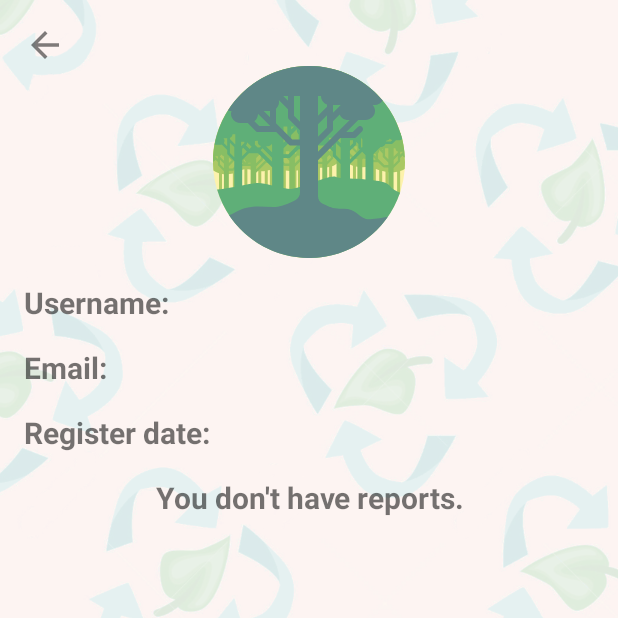
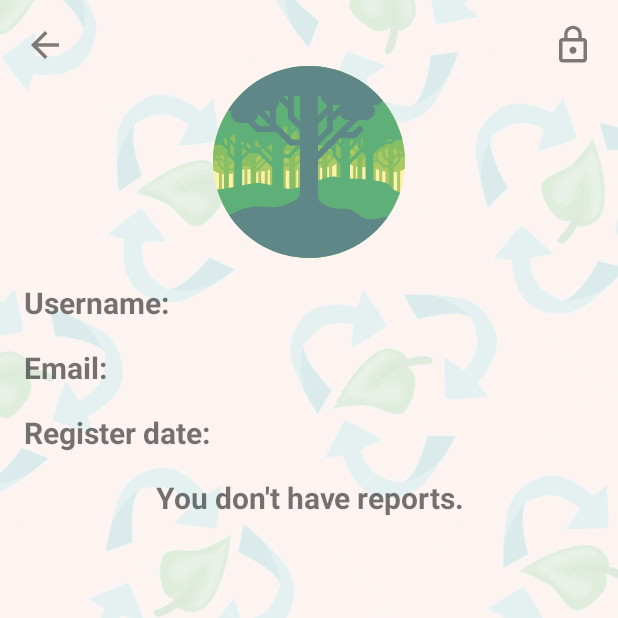
Before and after one commit to AndorSebo/trash_explorer, an Android app: the ProfileActivity screen opened directly, with no data from a screen before it, on a phone screen of 412 x 824 dp, the top half of it. Run offline under Robolectric (Android 15) with nearby library versions, the phone set to English and light mode, and no system bars; our stand-ins replace Volley; network calls fail.

Commit message:
[Android] Jelszó változtatás - felület kész

```diff
--- /dev/null
+++ b/Android/TrashExplorer/app/src/main/res/drawable/ic_lock.xml
@@ -0,0 +1,5 @@
+<vector android:alpha="0.51" android:height="28dp"
+    android:viewportHeight="24.0" android:viewportWidth="24.0"
+    android:width="28dp" xmlns:android="http://schemas.android.com/apk/res/android">
+    <path android:fillColor="#FF000000" android:pathData="M12,17c1.1,0 2,-0.9 2,-2s-0.9,-2 -2,-2 -2,0.9 -2,2 0.9,2 2,2zM18,8h-1L17,6c0,-2.76 -2.24,-5 -5,-5S7,3.24 7,6v2L6,8c-1.1,0 -2,0.9 -2,2v10c0,1.1 0.9,2 2,2h12c1.1,0 2,-0.9 2,-2L20,10c0,-1.1 -0.9,-2 -2,-2zM8.9,6c0,-1.71 1.39,-3.1 3.1,-3.1s3.1,1.39 3.1,3.1v2L8.9,8L8.9,6zM18,20L6,20L6,10h12v10z"/>
+</vector>
--- a/Android/TrashExplorer/app/src/main/res/layout/activity_profile.xml
+++ b/Android/TrashExplorer/app/src/main/res/layout/activity_profile.xml
@@ -3,7 +3,6 @@
     xmlns:tools="http://schemas.android.com/tools"
     android:layout_width="match_parent"
     android:layout_height="match_parent"
-    xmlns:app="http://schemas.android.com/apk/res-auto"
     tools:context="balint.andor.trashexplorer.ProfileActivity"
     android:background="@drawable/bg"
     android:padding="16dp">
@@ -11,11 +10,21 @@
         android:layout_width="match_parent"
         android:layout_height="wrap_content"
         android:orientation="vertical">
-        <ImageView
-            android:id="@+id/backButton"
-            android:layout_width="wrap_content"
-            android:layout_height="wrap_content"
-            android:src="@drawable/ic_arrow_back"/>
+        <RelativeLayout
+            android:layout_width="match_parent"
+            android:layout_height="wrap_content">
+            <ImageView
+                android:id="@+id/backButton"
+                android:layout_width="wrap_content"
+                android:layout_height="wrap_content"
+                android:src="@drawable/ic_arrow_back"/>
+            <ImageView
+                android:id="@+id/pwButton"
+                android:layout_width="wrap_content"
+                android:layout_height="wrap_content"
+                android:src="@drawable/ic_lock"
+                android:layout_alignParentEnd="true"/>
+        </RelativeLayout>
         <RelativeLayout
             android:layout_width="match_parent"
             android:layout_height="wrap_content"
--- a/Android/TrashExplorer/app/src/main/res/values/strings.xml
+++ b/Android/TrashExplorer/app/src/main/res/values/strings.xml
@@ -21,4 +21,10 @@
     <string name="reports">Reports:</string>
     <string name="zero_report">You don\'t have reports.</string>
     <string name="filter">0,1,2,3,4,5,6,7,8,9,aábcdeéfghiíjklmnoóöőpqrstuúüűvwxyzAÁBCDEÉFGHIÍJKLMNOÓÖŐPQRSTUÚÜŰVWXYZ</string>
+    <string name="old_pw">Old Password</string>
+    <string name="new_pw">New Password</string>
+    <string name="confirm_new_pw">Confirm new password</string>
+    <string name="save">Save</string>
+    <string name="cancel">Cancel</string>
+    <string name="change_your_password">Change your password!</string>
 </resources>
```
Also changed, not shown: Android/TrashExplorer/app/src/main/java/balint/andor/trashexplorer/ProfileActivity.java (+38 -0 lines), Android/TrashExplorer/app/src/main/res/layout/password_change.xml (added, +94 -0 lines).
